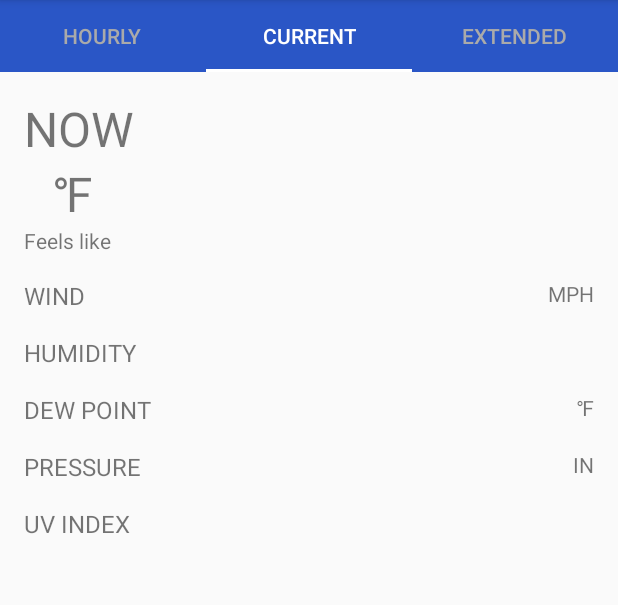
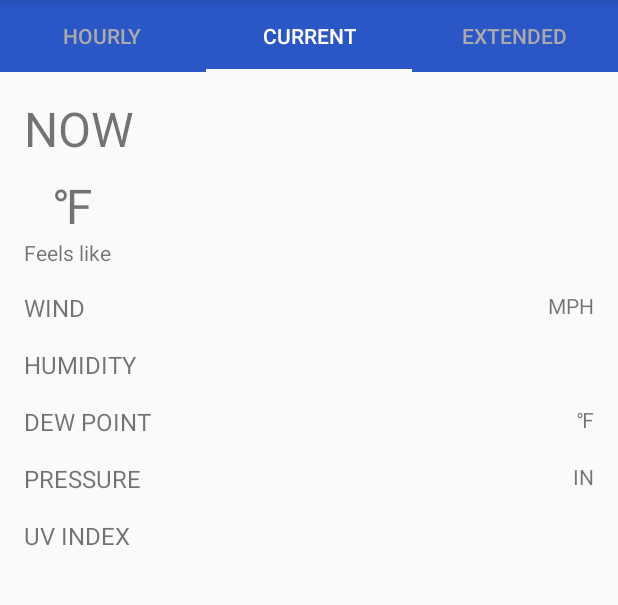
Before and after one commit to emkell2/SFWeather, an Android app: the screen it shows after launch (WeatherActivity), tab 2 chosen, on a phone screen of 412 x 824 dp, the part 84-689 px from its top. Run offline under Robolectric (Android 15) with nearby library versions, the phone set to English and light mode, and no system bars; libraries missing offline, so code that uses them is left out: com.jayway.jsonpath; 46 statements that could not run were skipped.

Commit message:
Architecture and layout changes

```diff
--- a/app/src/main/java/com/me/sfweather/presenters/WeatherPresenter.java
+++ b/app/src/main/java/com/me/sfweather/presenters/WeatherPresenter.java
@@ -8,6 +8,7 @@ import android.view.View;
 import com.me.sfweather.models.CurrentForecast;
 import com.me.sfweather.models.ExtendedForecast;
 import com.me.sfweather.models.HourlyForecast;
+import com.me.sfweather.presenters.interfaces.PresenterInterface;
 import com.me.sfweather.presenters.repository.NetworkManager;
 import com.me.sfweather.utilities.JSONUtils;
 import com.me.sfweather.utilities.WeatherConst;
@@ -24,7 +25,7 @@ import static com.me.sfweather.utilities.WeatherConst.TIMES;
  * Created by erin.kelley on 8/10/17.
  */
 
-public class WeatherPresenter {
+public class WeatherPresenter implements PresenterInterface {
     private Context mContext;
     private ViewInterface mView;
     // 7 day forecast
--- /dev/null
+++ b/app/src/main/java/com/me/sfweather/presenters/interfaces/PresenterInterface.java
@@ -0,0 +1,9 @@
+package com.me.sfweather.presenters.interfaces;
+
+/**
+ * Created by erin.kelley on 8/10/17.
+ */
+
+public interface PresenterInterface {
+    // All contract methods for presenters go here
+}
--- a/app/src/main/java/com/me/sfweather/views/fragments/CurrentFragment.java
+++ b/app/src/main/java/com/me/sfweather/views/fragments/CurrentFragment.java
@@ -95,7 +95,7 @@ public class CurrentFragment extends Fragment implements ViewInterface {
     public View onCreateView(LayoutInflater inflater, ViewGroup container,
                              Bundle savedInstanceState) {
         // Inflate the layout for this fragment
-        View v = inflater.inflate(R.layout.fragment_details, container, false);
+        View v = inflater.inflate(R.layout.fragment_current, container, false);
 
         feelsLike = (TextView) v.findViewById(R.id.tvCurrTemp);
         conditionDesc = (TextView) v.findViewById(R.id.tvConditionDesc);
--- a/app/src/main/java/com/me/sfweather/views/interfaces/ViewInterface.java
+++ b/app/src/main/java/com/me/sfweather/views/interfaces/ViewInterface.java
@@ -4,6 +4,8 @@ package com.me.sfweather.views.interfaces;
  * Created by erin.kelley on 8/10/17.
  */
 
+
 public interface ViewInterface {
+    // All contract methods for views go here
     void onNewData();
 }
--- a/app/src/main/res/layout/fragment_details.xml
+++ b/app/src/main/res/layout/fragment_current.xml
@@ -20,6 +20,7 @@
             android:id="@+id/tvNowTitle"
             android:layout_width="wrap_content"
             android:layout_height="wrap_content"
+            android:layout_marginBottom="8dp"
             android:text="NOW"
             android:textSize="32sp"/>
 
```
